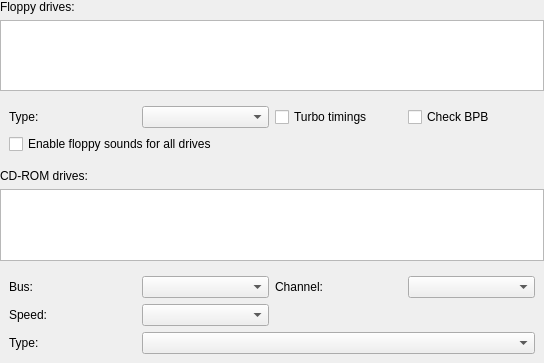
This is src/qt/qt_settingsfloppycdrom.ui in 86Box/86Box as Qt 5 draws it before an edit. The edited form follows.
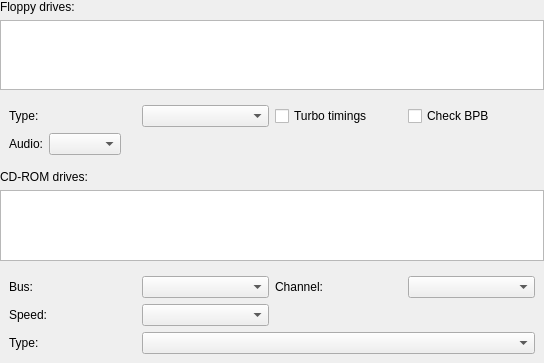
This is the edited form.

Commit message: Teac 5.25" drive samples added. Added per drive audio selection to FDD settings.

Diff of the .ui file:
```diff
--- a/src/qt/qt_settingsfloppycdrom.ui
+++ b/src/qt/qt_settingsfloppycdrom.ui
@@ -100,11 +100,35 @@
        </layout>
       </item>
       <item>
-       <widget class="QCheckBox" name="checkBoxFloppySounds">
-        <property name="text">
-         <string>Enable floppy sounds for all drives</string>
-        </property>
-       </widget>
+       <layout class="QHBoxLayout" name="audioLayout">
+        <item>
+         <widget class="QLabel" name="labelFloppyAudio">
+          <property name="text">
+           <string>Audio:</string>
+          </property>
+         </widget>
+        </item>
+        <item>
+         <widget class="QComboBox" name="comboBoxFloppyAudio">
+          <property name="maxVisibleItems">
+           <number>10</number>
+          </property>
+         </widget>
+        </item>
+        <item>
+         <spacer name="audioSpacer">
+          <property name="orientation">
+           <enum>Qt::Horizontal</enum>
+          </property>
+          <property name="sizeHint" stdset="0">
+           <size>
+            <width>40</width>
+            <height>20</height>
+           </size>
+          </property>
+         </spacer>
+        </item>
+       </layout>
       </item>
      </layout>
     </widget>
```
Left out of the diff: 2 changed lines with no effect on the pictures. The commit also changes 11 other files.
